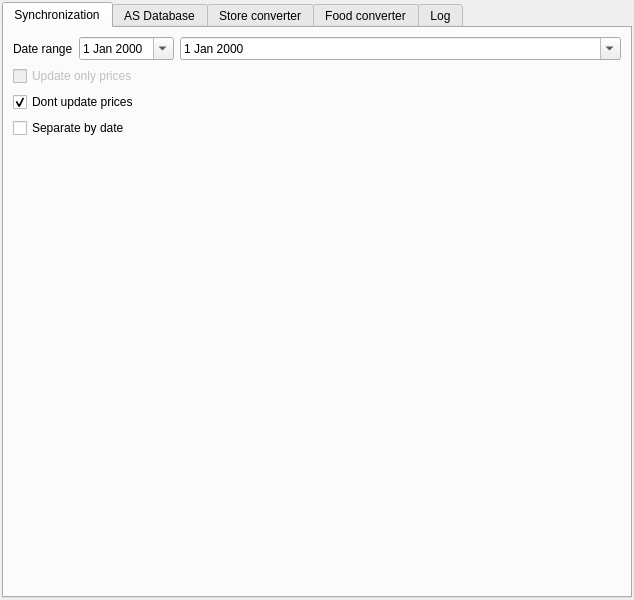
The window that CafeV4_Manager/qimportfromas.ui (End1-1/CafeV4) describes before a commit, drawn with Qt 5.
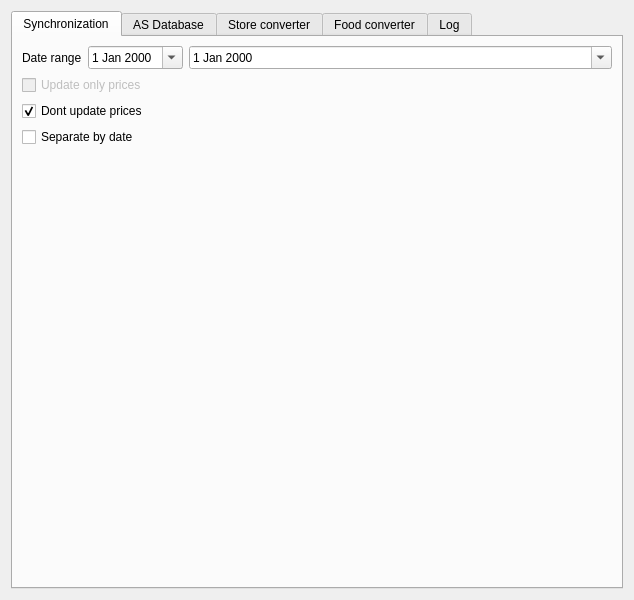
The same window after the commit.

The edit to the form file:
```diff
--- a/CafeV4_Manager/qimportfromas.ui
+++ b/CafeV4_Manager/qimportfromas.ui
@@ -1,7 +1,7 @@
 <?xml version="1.0" encoding="UTF-8"?>
 <ui version="4.0">
  <class>QImportFromAS</class>
- <widget class="QMainWindow" name="QImportFromAS">
+ <widget class="QWidget" name="QImportFromAS">
   <property name="geometry">
    <rect>
     <x>0</x>
@@ -13,23 +13,7 @@
   <property name="windowTitle">
    <string>Import from AS</string>
   </property>
-  <widget class="QWidget" name="centralwidget">
-   <layout class="QVBoxLayout" name="verticalLayout_2">
-    <property name="spacing">
-     <number>2</number>
-    </property>
-    <property name="leftMargin">
-     <number>2</number>
-    </property>
-    <property name="topMargin">
-     <number>2</number>
-    </property>
-    <property name="rightMargin">
-     <number>2</number>
-    </property>
-    <property name="bottomMargin">
-     <number>2</number>
-    </property>
+  <layout class="QHBoxLayout" name="horizontalLayout_2">
     <item>
      <widget class="QTabWidget" name="tabWidget">
       <property name="currentIndex">
@@ -285,7 +269,6 @@
      </widget>
     </item>
    </layout>
-  </widget>
   <action name="actionAdd">
    <property name="text">
     <string>Add</string>
```
Left out of the diff: 13 changed lines with no effect on the pictures. Lines whose indentation alone changed are shown as unchanged.
